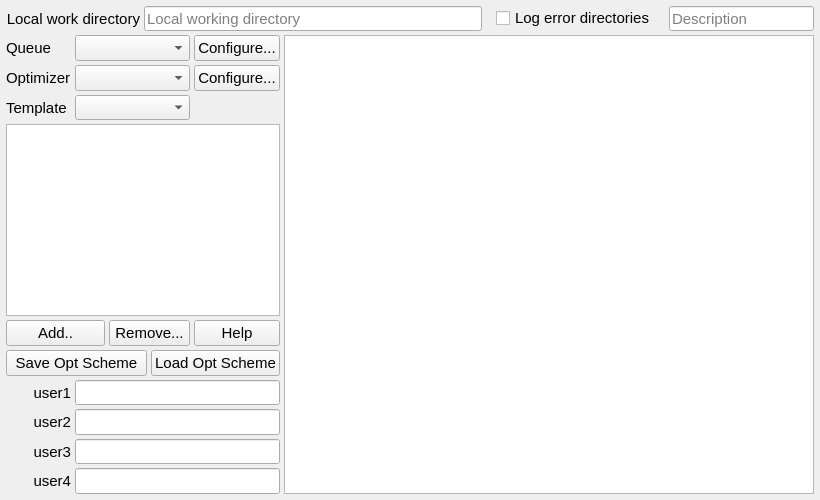
Qt form src/search/gui/defaultopttab.ui (xtalopt/XtalOpt) before a commit.
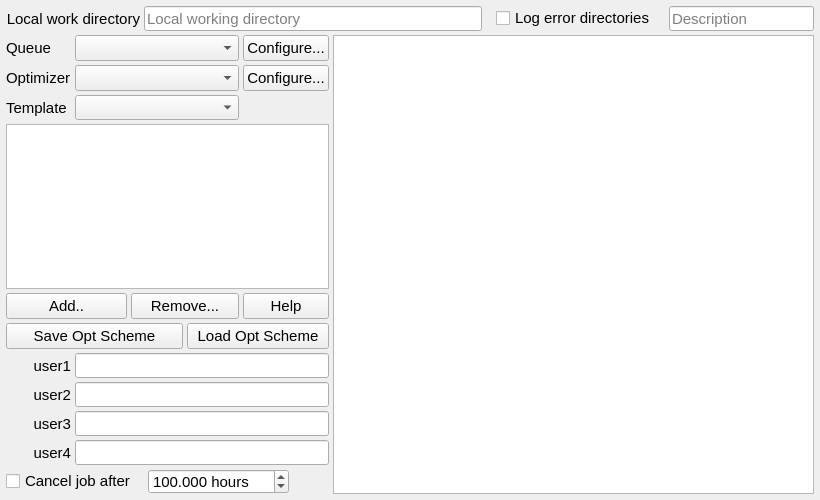
The same form after that commit.

The edit to the form file:
```diff
--- a/src/search/gui/defaultopttab.ui
+++ b/src/search/gui/defaultopttab.ui
@@ -225,7 +225,7 @@
      </property>
     </widget>
    </item>
-   <item row="0" column="5" rowspan="10">
+   <item row="0" column="5" rowspan="11">
     <widget class="QTextEdit" name="edit_edit">
      <property name="sizePolicy">
       <sizepolicy hsizetype="MinimumExpanding" vsizetype="Expanding">
@@ -531,6 +531,82 @@
      </property>
     </widget>
    </item>
+   <item row="10" column="0" colspan="5">
+    <layout class="QHBoxLayout" name="horizontalLayout_jobTimeout">
+     <item>
+      <widget class="QCheckBox" name="cb_cancelJobAfterTime">
+       <property name="font">
+        <font>
+         <pointsize>11</pointsize>
+        </font>
+       </property>
+       <property name="toolTip">
+        <string>&lt;html&gt;&lt;head/&gt;&lt;body&gt;&lt;p&gt;Automatically cancel a running optimization job after the set time; the next pending job is then submitted.&lt;/p&gt;&lt;/body&gt;&lt;/html&gt;</string>
+       </property>
+       <property name="text">
+        <string>Cancel job after</string>
+       </property>
+      </widget>
+     </item>
+     <item>
+      <spacer name="horizontalSpacer_jobTimeoutGap">
+       <property name="orientation">
+        <enum>Qt::Horizontal</enum>
+       </property>
+       <property name="sizeType">
+        <enum>QSizePolicy::Fixed</enum>
+       </property>
+       <property name="sizeHint" stdset="0">
+        <size>
+         <width>8</width>
+         <height>20</height>
+        </size>
+       </property>
+      </spacer>
+     </item>
+     <item>
+      <widget class="QDoubleSpinBox" name="spin_hoursForCancelJobAfterTime">
+       <property name="minimumSize">
+        <size>
+         <width>0</width>
+         <height>25</height>
+        </size>
+       </property>
+       <property name="toolTip">
+        <string>&lt;html&gt;&lt;head/&gt;&lt;body&gt;&lt;p&gt;Cancel a running optimization job after this many hours (used only when the box on the left is checked).&lt;/p&gt;&lt;/body&gt;&lt;/html&gt;</string>
+       </property>
+       <property name="suffix">
+        <string> hours</string>
+       </property>
+       <property name="decimals">
+        <number>3</number>
+       </property>
+       <property name="minimum">
+        <double>0.001000000000000</double>
+       </property>
+       <property name="maximum">
+        <double>10000.000000000000000</double>
+       </property>
+       <property name="value">
+        <double>100.000000000000000</double>
+       </property>
+      </widget>
+     </item>
+     <item>
+      <spacer name="horizontalSpacer_jobTimeout">
+       <property name="orientation">
+        <enum>Qt::Horizontal</enum>
+       </property>
+       <property name="sizeHint" stdset="0">
+        <size>
+         <width>40</width>
+         <height>20</height>
+        </size>
+       </property>
+      </spacer>
+     </item>
+    </layout>
+   </item>
     </layout>
    </item>
   </layout>
```
